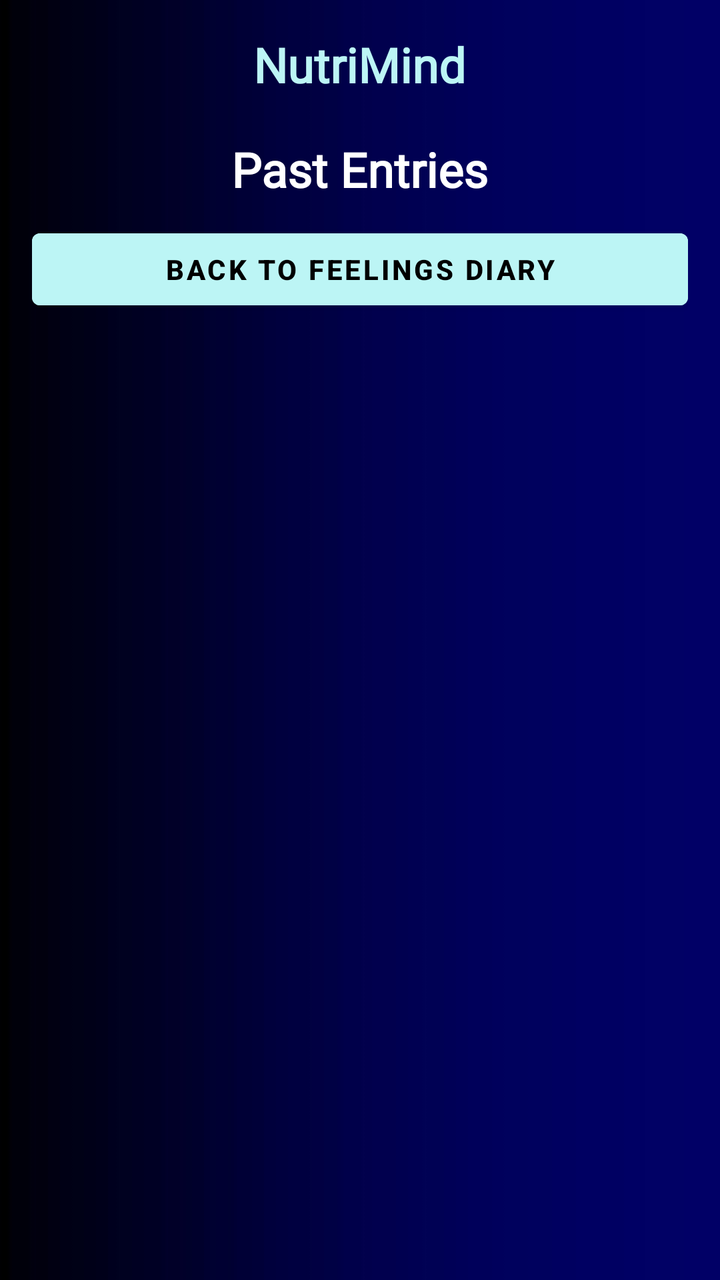
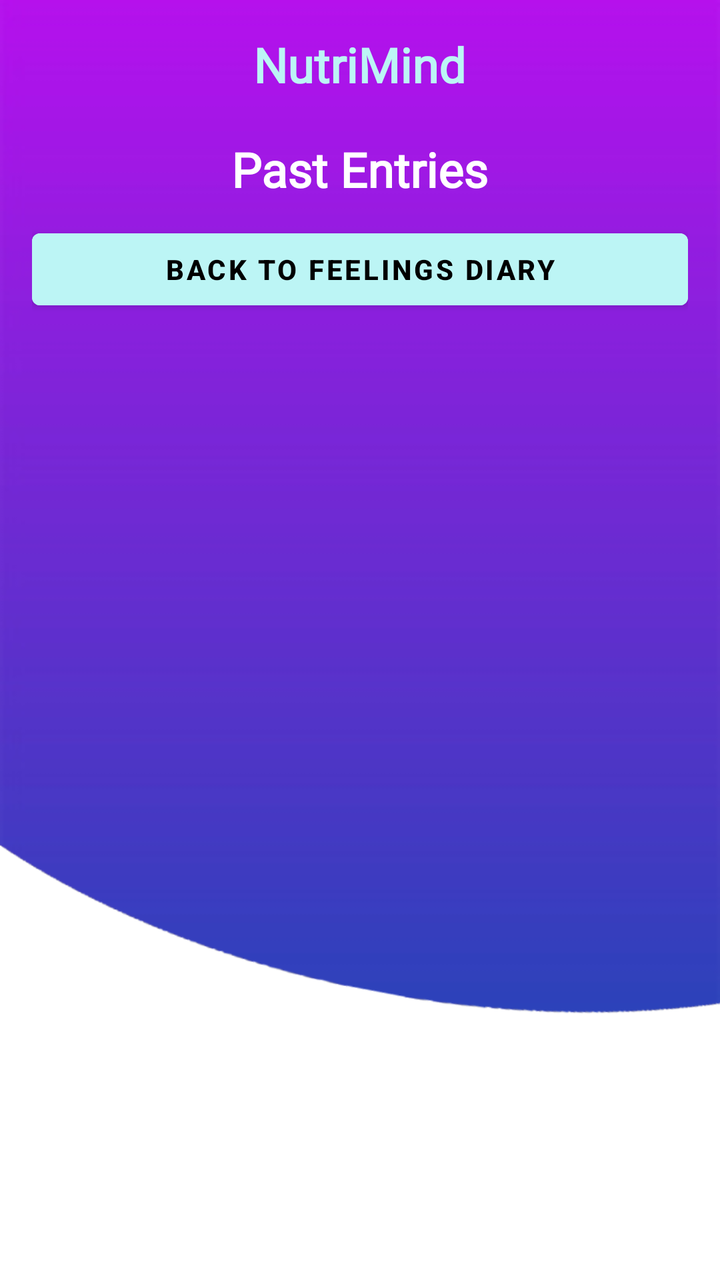

Compare the two renders of this Android layout. The source of the first and the diff that turns it into the second are given below.
<!-- AndroidManifest.xml: application theme Theme.NutriMind -->
<!-- res/layout/activity_view_past_diaries.xml -->
<?xml version="1.0" encoding="utf-8"?>
<LinearLayout xmlns:android="http://schemas.android.com/apk/res/android"
    android:layout_width="match_parent"
    android:layout_height="match_parent"
    android:orientation="vertical"
    android:padding="16dp"
    android:background="@drawable/bg2">

    <TextView
        android:id="@+id/titleHome"
        android:layout_width="wrap_content"
        android:layout_height="wrap_content"
        android:fontFamily="@font/lora_bold_italic"
        android:text="NutriMind"
        android:textColor="@color/teal_200"
        android:textSize="24sp"
        android:textStyle="bold"
        android:layout_marginBottom="20dp"
        android:layout_gravity="center"/>

    
    <TextView
        android:layout_width="wrap_content"
        android:layout_height="wrap_content"
        android:text="Past Entries"
        android:fontFamily="@font/lora_semibold_italic"
        android:textSize="24sp"
        android:textStyle="bold"
        android:textColor="@color/white"
        android:layout_gravity="center"
        android:paddingBottom="10dp" />

    
    <ListView
        android:id="@+id/listView"
        android:layout_width="match_parent"
        android:layout_height="wrap_content"
        android:divider="@android:color/darker_gray"
        android:dividerHeight="1dp"
        android:scrollbars="vertical" />

    <Button
        android:id="@+id/btnBackToView"
        android:layout_width="match_parent"
        android:layout_height="wrap_content"
        android:layout_marginBottom="20dp"
        android:backgroundTint="@color/teal_200"
        android:padding="8dp"
        android:text="Back to Feelings Diary"
        android:textColor="@android:color/black"
        android:textStyle="bold" />

</LinearLayout>
<!-- resources referenced by this layout -->
<resources>
  <color name="teal_200">#bcf5f5</color>
  <color name="white">#FFFFFFFF</color>
  <!-- drawable bg2: jpg bitmap (drawable, 12617 bytes) -->
  <style name="Theme.NutriMind" parent="Theme.MaterialComponents.DayNight.NoActionBar">
          
          <item name="colorPrimary">@color/purple_500</item>
          <item name="colorPrimaryVariant">@color/purple_700</item>
          <item name="colorOnPrimary">@color/white</item>
          
          <item name="colorSecondary">@color/teal_200</item>
          <item name="colorSecondaryVariant">@color/teal_700</item>
          <item name="colorOnSecondary">@color/black</item>
  
          
          <item name="android:statusBarColor" tools:targetApi="l">?attr/colorPrimaryVariant</item>
      </style>
  <color name="purple_500">#9C27B0</color>
  <color name="purple_700">#7B1FA2</color>
  <color name="teal_700">#00796B</color>
  <color name="black">#FF000000</color>
</resources>

<!-- the commit's change to res/layout/activity_view_past_diaries.xml (unified diff, before → after) -->
@@ -4,7 +4,7 @@
     android:layout_height="match_parent"
     android:orientation="vertical"
     android:padding="16dp"
-    android:background="@drawable/bg2">
+    android:background="@drawable/background">
 
     <TextView
         android:id="@+id/titleHome"
<!-- resource entries referenced after the edit -->
@@ -2,7 +2,7 @@
 <resources>
   <color name="teal_200">#bcf5f5</color>
   <color name="white">#FFFFFFFF</color>
-  <!-- drawable bg2: jpg bitmap (drawable, 12617 bytes) -->
+  <!-- drawable background: png bitmap (drawable, 19321 bytes) -->
   <style name="Theme.NutriMind" parent="Theme.MaterialComponents.DayNight.NoActionBar">
           
           <item name="colorPrimary">@color/purple_500</item>
